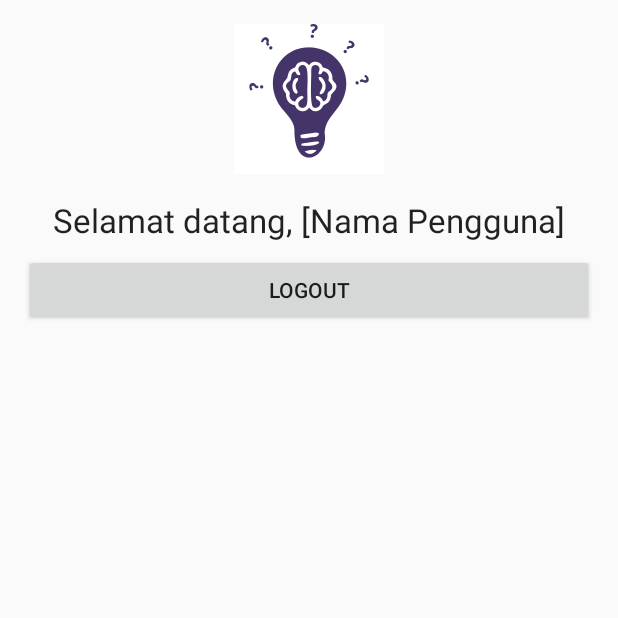
After one commit to AldiRenaldi19/ProjectMobile, an Android app: the UserMenuActivity screen opened directly, with no data from a screen before it, on a phone screen of 412 x 824 dp, the top half of it. The commit adds this screen. Run offline under Robolectric (Android 15) with nearby library versions, the light colour scheme and no system bars.

Commit message:
update logika nodes dan menambahkan sesi logout serta save node

```diff
--- a/app/build.gradle.kts
+++ b/app/build.gradle.kts
@@ -62,4 +62,5 @@ dependencies {
     implementation(libs.viewbinding)
     implementation(libs.androidx.activity.ktx)
     implementation(libs.androidx.fragment.ktx)
+    implementation("com.google.code.gson:gson:2.10.1")
 }
--- a/app/src/main/AndroidManifest.xml
+++ b/app/src/main/AndroidManifest.xml
@@ -12,6 +12,9 @@
         android:supportsRtl="true"
         android:theme="@style/Theme.MindNotes"
         tools:targetApi="31">
+        <activity
+            android:name=".UserMenuActivity"
+            android:exported="false" />
         <activity
             android:name=".MainActivity"
             android:exported="false" />
--- /dev/null
+++ b/app/src/main/java/com/mindmap/mindnotes/UserMenuActivity.kt
@@ -0,0 +1,52 @@
+package com.mindmap.mindnotes
+
+import android.content.Intent
+import android.os.Bundle
+import android.view.View
+import android.widget.Button
+import android.widget.ImageView
+import android.widget.TextView
+import androidx.appcompat.app.AppCompatActivity
+import com.mindmap.mindnotes.logindata.ProfilePref
+import com.mindmap.mindnotes.logindata.ProfilePref.Companion.SP_NAME_LOGIN
+
+class UserMenuActivity : AppCompatActivity() {
+
+    private lateinit var profilePref: ProfilePref
+    private lateinit var profilePicture: ImageView
+    private lateinit var welomeText: TextView
+    private lateinit var logoutButton: Button
+
+    override fun onCreate(savedInstanceState: Bundle?) {
+        super.onCreate(savedInstanceState)
+        setContentView(R.layout.activity_user_menu)
+
+        profilePref = ProfilePref(this)
+        profilePicture = findViewById(R.id.profilepicture)
+        welomeText = findViewById(R.id.welcome_text)
+        logoutButton = findViewById(R.id.logout_button)
+
+
+        val profile = profilePref.getProfile()
+        if (profile != null) {
+            welomeText.text = "Selamat datang, ${profile.AlamatEmail}"
+        }
+        logoutButton.setOnClickListener {
+            profilePref.clearProfile()
+            val intent = Intent(this, LoginActivity::class.java)
+            startActivity(intent)
+            finish()
+        }
+    }
+    fun logout(view: View) {
+        val sharedPreferences = getSharedPreferences(SP_NAME_LOGIN, MODE_PRIVATE)
+        val editor = sharedPreferences.edit()
+        editor.clear()
+        editor.apply()
+
+        val intent = Intent(this, LoginActivity::class.java)
+        intent.flags = Intent.FLAG_ACTIVITY_NEW_TASK or Intent.FLAG_ACTIVITY_CLEAR_TASK
+        startActivity(intent)
+        finish()
+    }
+    }
--- a/app/src/main/java/com/mindmap/mindnotes/logindata/ProfilePref.kt
+++ b/app/src/main/java/com/mindmap/mindnotes/logindata/ProfilePref.kt
@@ -12,19 +12,30 @@ class ProfilePref(context: Context) {
 
     private val preference = context.getSharedPreferences(SP_NAME_LOGIN, Context.MODE_PRIVATE)
 
+    fun getProfile(): Profile? {
+        val AlamatEmail = preference.getString(KEY_ALAMAT_EMAIL, null)
+        val KataSandi = preference.getString(KEY_KATA_SANDI, null)
+        val isLoggedIn = preference.getBoolean("isLoggedIn", false)
+
+        return if (AlamatEmail != null && KataSandi != null && isLoggedIn) {
+            Profile(AlamatEmail, KataSandi)
+        } else {
+            null
+        }
+    }
+
     fun setProfile(profile: Profile) {
 
         val prefEditor = preference.edit()
         prefEditor.putString(KEY_ALAMAT_EMAIL, profile.AlamatEmail)
         prefEditor.putString(KEY_KATA_SANDI, profile.KataSandi)
+        prefEditor.putBoolean("isLoggedIn", true)
         prefEditor.apply()
     }
 
-    fun getProfile(): Profile? {
-
-        val profile = Profile()
-        profile.AlamatEmail = preference.getString(KEY_ALAMAT_EMAIL, null)
-        profile.KataSandi = preference.getString(KEY_KATA_SANDI, null)
-        return profile
+    fun clearProfile() {
+        val prefEditor = preference.edit()
+        prefEditor.clear()
+        prefEditor.apply()
     }
 }
--- /dev/null
+++ b/app/src/main/java/com/mindmap/mindnotes/view/UserMenuView.kt
@@ -0,0 +1,4 @@
+package com.mindmap.mindnotes.view
+
+class UserMenuView {
+}
--- a/app/src/main/res/layout/activity_home_screen.xml
+++ b/app/src/main/res/layout/activity_home_screen.xml
@@ -40,5 +40,11 @@
         app:layout_constraintStart_toStartOf="parent"
         app:layout_constraintTop_toBottomOf="@+id/imageView" />
 
+    <com.mindmap.mindnotes.view.MindMapView
+        android:layout_width="match_parent"
+        android:layout_height="wrap_content"
+        app:layout_constraintTop_toBottomOf="@+id/view"
+        tools:layout_editor_absoluteX="0dp" />
+
 
 </androidx.constraintlayout.widget.ConstraintLayout>
--- /dev/null
+++ b/app/src/main/res/layout/activity_user_menu.xml
@@ -0,0 +1,31 @@
+<?xml version="1.0" encoding="utf-8"?>
+<LinearLayout xmlns:android="http://schemas.android.com/apk/res/android"
+    android:layout_width="match_parent"
+    android:layout_height="match_parent"
+    android:orientation="vertical"
+    android:padding="16dp"
+    android:gravity="center_horizontal">
+
+    <!-- Tampilan gambar profil (opsional) -->
+    <ImageView
+        android:id="@+id/profilepicture"
+        android:layout_width="100dp"
+        android:layout_height="100dp"
+        android:src="@drawable/logo" />
+
+    <TextView
+        android:id="@+id/welcome_text"
+        android:layout_width="wrap_content"
+        android:layout_height="wrap_content"
+        android:layout_marginTop="16dp"
+        android:text="Selamat datang, [Nama Pengguna]"
+        android:textAppearance="?android:attr/textAppearanceLarge" />
+
+    <Button
+        android:id="@+id/logout_button"
+        android:layout_width="match_parent"
+        android:layout_height="wrap_content"
+        android:layout_marginTop="8dp"
+        android:text="Logout" />
+
+</LinearLayout>
```
Also changed, not shown: app/src/main/java/com/mindmap/mindnotes/HomeScreenActivity.kt (+11 -1 lines), app/src/main/java/com/mindmap/mindnotes/LoginActivity.kt (+9 -0 lines), app/src/main/java/com/mindmap/mindnotes/MainActivity.kt (+9 -0 lines), app/src/main/java/com/mindmap/mindnotes/MainScreenActivity.kt (+12 -0 lines), app/src/main/java/com/mindmap/mindnotes/view/MindMapView.kt (+22 -0 lines), app/src/main/res/layout/user_menu_viewer.xml (added, +31 -0 lines).
